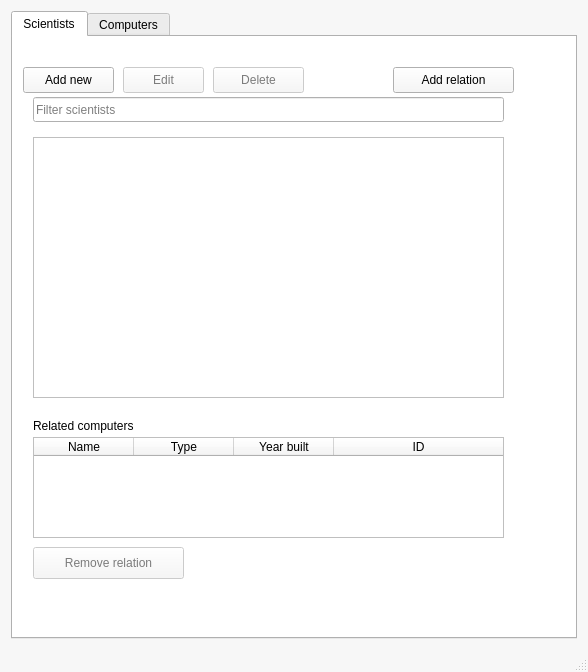
First picture: the form in mainwindow.ui, repository Hopur-50/Verkefni3, before the edit.
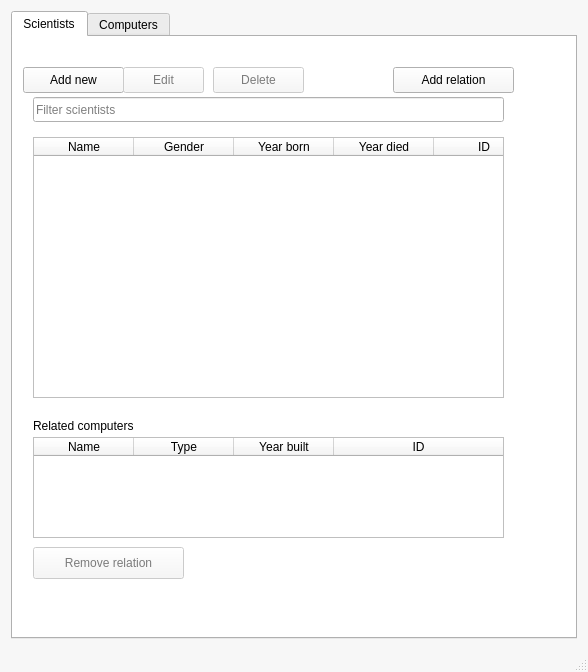
Second picture: the form after the edit. Icons and pictures are not drawn.

Commit message: smá main breytingar

Patch:
```diff
--- a/mainwindow.ui
+++ b/mainwindow.ui
@@ -453,7 +453,7 @@
          <rect>
           <x>10</x>
           <y>30</y>
-          <width>91</width>
+          <width>101</width>
           <height>26</height>
          </rect>
         </property>
@@ -582,7 +582,7 @@
          <number>0</number>
         </property>
         <attribute name="horizontalHeaderVisible">
-         <bool>false</bool>
+         <bool>true</bool>
         </attribute>
         <attribute name="horizontalHeaderCascadingSectionResizes">
          <bool>true</bool>
```
Left out of the diff: 5 changed lines with no effect on the pictures.
